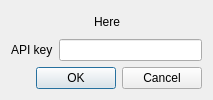
This is ui/dialog_config.ui in MIERUNE/qgis-here-api-plugin as Qt 5 draws it before an edit. The edited form follows.
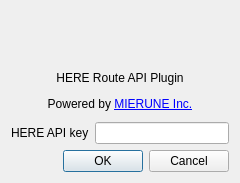
This is the edited form. Icons and pictures are not drawn.

Commit message: set icon

Diff of the .ui file:
```diff
--- a/ui/dialog_config.ui
+++ b/ui/dialog_config.ui
@@ -6,50 +6,45 @@
    <rect>
     <x>0</x>
     <y>0</y>
-    <width>213</width>
-    <height>100</height>
+    <width>240</width>
+    <height>183</height>
    </rect>
   </property>
+  <property name="minimumSize">
+   <size>
+    <width>240</width>
+    <height>0</height>
+   </size>
+  </property>
   <property name="windowTitle">
    <string>HERE Account</string>
   </property>
   <layout class="QVBoxLayout" name="verticalLayout">
    <item>
-    <layout class="QHBoxLayout" name="horizontalLayout_4">
-     <item>
-      <spacer name="horizontalSpacer_2">
-       <property name="orientation">
-        <enum>Qt::Horizontal</enum>
-       </property>
-       <property name="sizeHint" stdset="0">
-        <size>
-         <width>40</width>
-         <height>20</height>
-        </size>
-       </property>
-      </spacer>
-     </item>
-     <item>
       <widget class="QLabel" name="label">
        <property name="text">
-        <string>Here</string>
+      <string/>
+     </property>
+     <property name="pixmap">
+      <pixmap>../imgs/icon.png</pixmap>
+     </property>
+     <property name="alignment">
+      <set>Qt::AlignCenter</set>
        </property>
       </widget>
      </item>
      <item>
-      <spacer name="horizontalSpacer_3">
-       <property name="orientation">
-        <enum>Qt::Horizontal</enum>
-       </property>
-       <property name="sizeHint" stdset="0">
-        <size>
-         <width>40</width>
-         <height>20</height>
-        </size>
-       </property>
-      </spacer>
-     </item>
-    </layout>
+    <widget class="QLabel" name="label_2">
+     <property name="text">
+      <string>&lt;html&gt;&lt;head/&gt;&lt;body&gt;&lt;p&gt;HERE Route API Plugin&lt;/p&gt;&lt;p&gt;Powered by &lt;a href=&quot;https://www.mierune.co.jp/&quot;&gt;&lt;span style=&quot; text-decoration: underline; color:#0000ff;&quot;&gt;MIERUNE Inc.&lt;/span&gt;&lt;/a&gt;&lt;/p&gt;&lt;/body&gt;&lt;/html&gt;</string>
+     </property>
+     <property name="alignment">
+      <set>Qt::AlignCenter</set>
+     </property>
+     <property name="openExternalLinks">
+      <bool>true</bool>
+     </property>
+    </widget>
    </item>
    <item>
     <layout class="QHBoxLayout" name="horizontalLayout_2">
@@ -65,7 +60,7 @@
         </size>
        </property>
        <property name="text">
-        <string>API key</string>
+        <string>HERE API key</string>
        </property>
       </widget>
      </item>
```
Lines whose indentation alone changed are shown as unchanged.
